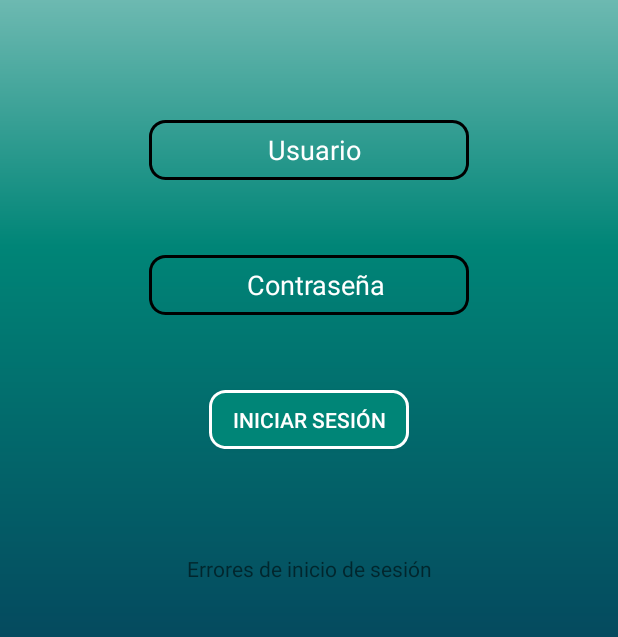
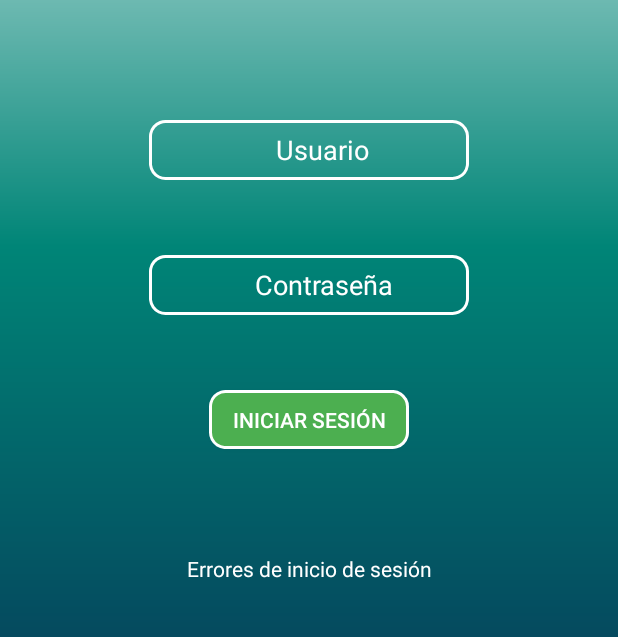
Before and after one commit to ewnarvaez/pickingApp, an Android app: the screen it shows after launch (MainActivity), on a phone screen of 412 x 824 dp, the part 414-1051 px from its top. Run offline under Robolectric (Android 15) with nearby library versions, the phone set to English and light mode, and no system bars.

Commit message:
trabajo en diseño en iniciar sesion

```diff
--- a/app/src/main/res/drawable-v24/btn_bordeado_verde.xml
+++ b/app/src/main/res/drawable-v24/btn_bordeado_verde.xml
@@ -5,7 +5,7 @@
         android:radius="10dp" />
 
     <solid
-        android:color="@color/colorPrimary"
+        android:color="@color/Green"
         />
 
     <stroke
--- a/app/src/main/res/drawable/btn_bordeado.xml
+++ b/app/src/main/res/drawable/btn_bordeado.xml
@@ -10,7 +10,7 @@
 
     <stroke
         android:dashWidth="5dp"
-        android:color="@color/Black"
+        android:color="@color/White"
 
         android:width="2dp" />/stroke>
 
--- a/app/src/main/res/layout/activity_main.xml
+++ b/app/src/main/res/layout/activity_main.xml
@@ -15,6 +15,7 @@
         android:layout_centerHorizontal="true"
         android:layout_marginTop="20dp"
         android:scaleType="center"
+
         android:src="@mipmap/logo_mayorista_del_cauca"
         app:layout_constraintEnd_toEndOf="parent"
         app:layout_constraintStart_toStartOf="parent"
@@ -39,6 +40,7 @@
         android:layout_marginTop="50dp"
         android:background="@drawable/btn_bordeado"
         android:ems="10"
+        android:padding="5dip"
         android:hint="              Contraseña"
         android:inputType="textPassword"
         android:textColorHint="@color/White"
@@ -53,7 +55,9 @@
         android:layout_marginTop="80dp"
         android:background="@drawable/btn_bordeado"
         android:ems="10"
+        android:padding="5dip"
         android:hint="                 Usuario"
+        android:drawablePadding="5dip"
         android:inputType="textPersonName"
         android:textColorHint="@color/White"
         app:layout_constraintEnd_toEndOf="parent"
@@ -65,6 +69,7 @@
         android:layout_width="wrap_content"
         android:layout_height="wrap_content"
         android:layout_marginTop="70dp"
+        android:textColor="@color/White"
         android:text="Errores de inicio de sesión"
         app:layout_constraintEnd_toEndOf="parent"
         app:layout_constraintStart_toStartOf="parent"
--- a/app/src/main/res/values/colors.xml
+++ b/app/src/main/res/values/colors.xml
@@ -6,4 +6,6 @@
     <color name="White">#FFFFFF</color>
     <color name="Gray">#A5A5A5</color>
     <color name="Black">#000000</color>
+    <color name="Blue">#3F51B5</color>
+    <color name="Green">#4CAF50</color>
 </resources>
```
